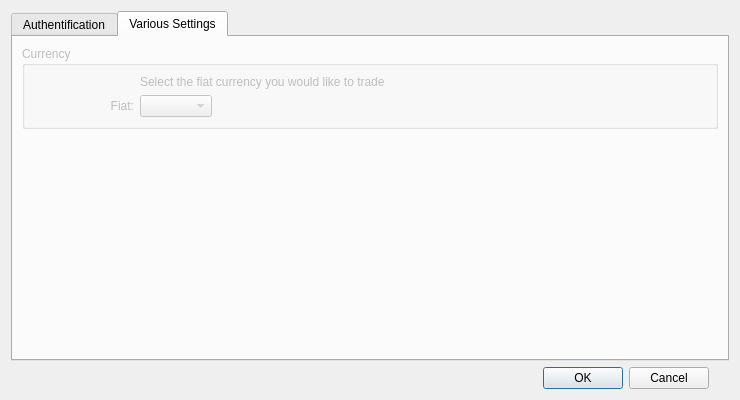
sebastianhaberey/goxgui, file goxgui/ui/preferences.ui: the form before one commit.
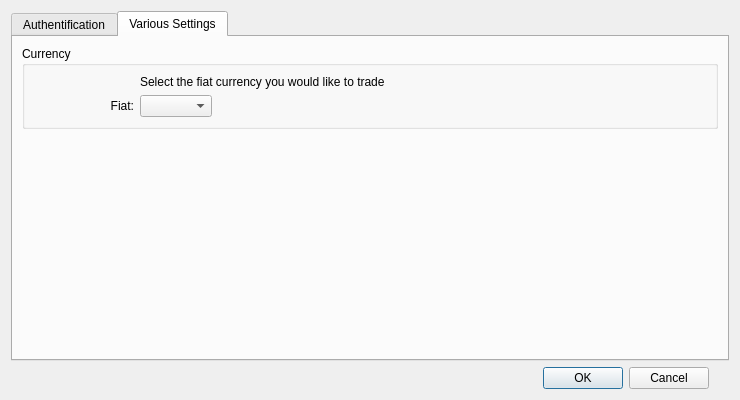
The form after the commit. The open tabs and pages were chosen to show the change.

```diff
--- a/goxgui/ui/preferences.ui
+++ b/goxgui/ui/preferences.ui
@@ -205,7 +205,7 @@
        <item>
         <widget class="QGroupBox" name="groupBoxCurrency">
          <property name="enabled">
-          <bool>false</bool>
+          <bool>true</bool>
          </property>
          <property name="title">
           <string>Currency</string>
```
